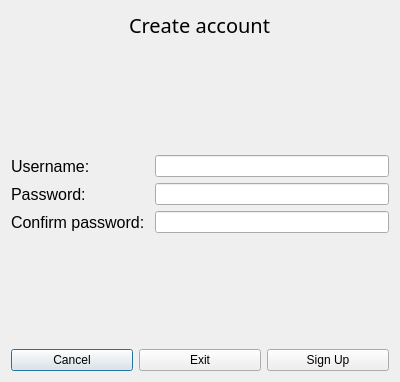
Above: signup.ui from Alligraphic/BookShelf before the change. Below: the same form after it.
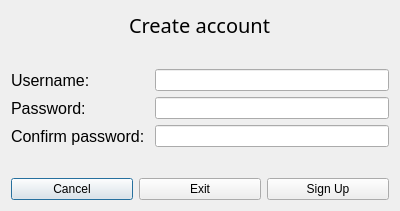
That is the form after the change.

Commit message: resized the dialogs

Patch:
```diff
--- a/signup.ui
+++ b/signup.ui
@@ -7,7 +7,7 @@
     <x>0</x>
     <y>0</y>
     <width>400</width>
-    <height>382</height>
+    <height>211</height>
    </rect>
   </property>
   <property name="windowTitle">
```
The commit also changes 1 other file.
